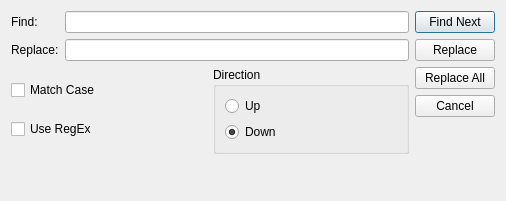
First picture: the form in findreplacedialog.ui, repository kestermckinney/ProjectNotes, before the edit.
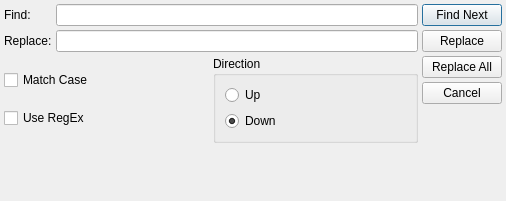
Second picture: the form after the edit.

```diff
--- a/findreplacedialog.ui
+++ b/findreplacedialog.ui
@@ -14,6 +14,21 @@
    <string>Find Replace</string>
   </property>
   <layout class="QHBoxLayout" name="horizontalLayout_2">
+   <property name="spacing">
+    <number>4</number>
+   </property>
+   <property name="leftMargin">
+    <number>4</number>
+   </property>
+   <property name="topMargin">
+    <number>4</number>
+   </property>
+   <property name="rightMargin">
+    <number>4</number>
+   </property>
+   <property name="bottomMargin">
+    <number>8</number>
+   </property>
    <item>
     <layout class="QVBoxLayout" name="verticalLayoutFields">
      <item>
```
